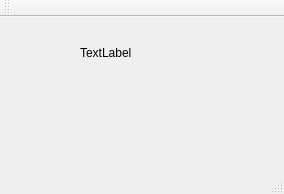
Above: project/tanks_server/Tanks_Server.ui from 5yato4ok/tanks_game before the change. Below: the same form after it.
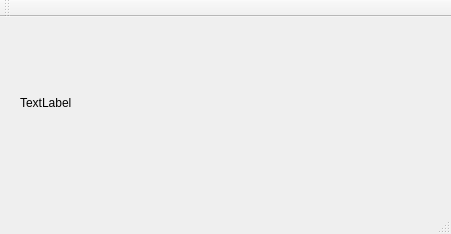
That is the form after the change.

What changed in the file:
```diff
--- a/project/tanks_server/Tanks_Server.ui
+++ b/project/tanks_server/Tanks_Server.ui
@@ -6,8 +6,8 @@
    <rect>
     <x>0</x>
     <y>0</y>
-    <width>284</width>
-    <height>194</height>
+    <width>451</width>
+    <height>234</height>
    </rect>
   </property>
   <property name="windowTitle">
@@ -17,10 +17,10 @@
    <widget class="QLabel" name="label">
     <property name="geometry">
      <rect>
-      <x>80</x>
+      <x>20</x>
       <y>10</y>
-      <width>101</width>
-      <height>51</height>
+      <width>371</width>
+      <height>151</height>
      </rect>
     </property>
     <property name="text">
```
Left out of the diff: 2 changed lines with no effect on the pictures.
